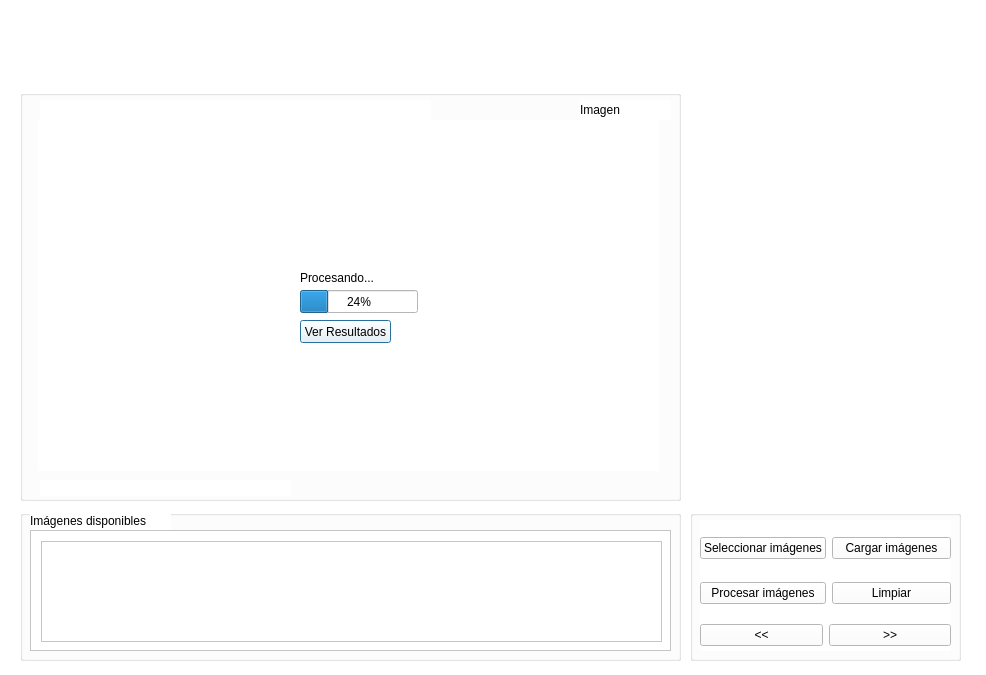
Before: the Qt Designer form GUI/ui/GUI_coloniasFin.ui in nroldanf/colonies, drawn with Qt 5.
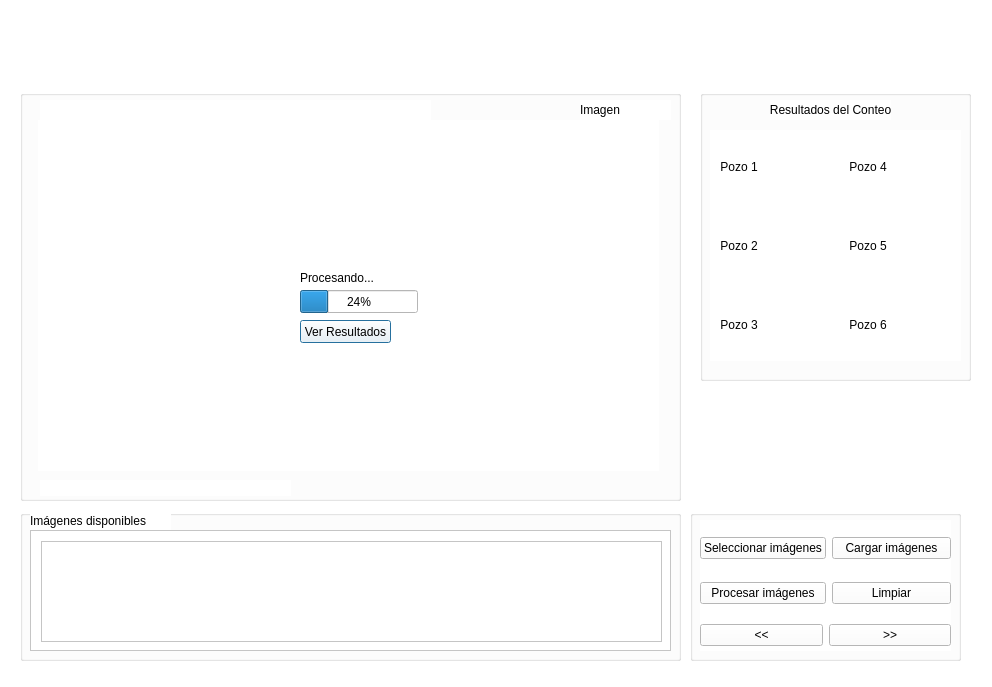
After: the same form once the commit is applied.

Commit message: Update GUI with result table

What changed in the file:
```diff
--- a/GUI/ui/GUI_coloniasFin.ui
+++ b/GUI/ui/GUI_coloniasFin.ui
@@ -6,8 +6,8 @@
    <rect>
     <x>0</x>
     <y>0</y>
-    <width>986</width>
-    <height>675</height>
+    <width>992</width>
+    <height>687</height>
    </rect>
   </property>
   <property name="windowTitle">
@@ -306,6 +306,167 @@
     </widget>
    </widget>
   </widget>
+  <widget class="QGroupBox" name="groupBoxRes">
+   <property name="geometry">
+    <rect>
+     <x>700</x>
+     <y>90</y>
+     <width>271</width>
+     <height>291</height>
+    </rect>
+   </property>
+   <property name="title">
+    <string/>
+   </property>
+   <widget class="QWidget" name="gridLayoutWidget_2">
+    <property name="geometry">
+     <rect>
+      <x>10</x>
+      <y>40</y>
+      <width>251</width>
+      <height>231</height>
+     </rect>
+    </property>
+    <layout class="QGridLayout" name="gridLayout_2">
+     <item row="1" column="1">
+      <widget class="QLabel" name="lblWell2">
+       <property name="text">
+        <string/>
+       </property>
+       <property name="alignment">
+        <set>Qt::AlignCenter</set>
+       </property>
+      </widget>
+     </item>
+     <item row="2" column="3">
+      <widget class="QLabel" name="lblWell6">
+       <property name="text">
+        <string/>
+       </property>
+       <property name="alignment">
+        <set>Qt::AlignCenter</set>
+       </property>
+      </widget>
+     </item>
+     <item row="1" column="0">
+      <widget class="QLabel" name="label_6">
+       <property name="text">
+        <string>Pozo 2</string>
+       </property>
+       <property name="alignment">
+        <set>Qt::AlignCenter</set>
+       </property>
+      </widget>
+     </item>
+     <item row="2" column="1">
+      <widget class="QLabel" name="lblWell3">
+       <property name="text">
+        <string/>
+       </property>
+       <property name="alignment">
+        <set>Qt::AlignCenter</set>
+       </property>
+      </widget>
+     </item>
+     <item row="1" column="3">
+      <widget class="QLabel" name="lblWell5">
+       <property name="text">
+        <string/>
+       </property>
+       <property name="alignment">
+        <set>Qt::AlignCenter</set>
+       </property>
+      </widget>
+     </item>
+     <item row="0" column="1">
+      <widget class="QLabel" name="lblWell1">
+       <property name="text">
+        <string/>
+       </property>
+       <property name="alignment">
+        <set>Qt::AlignCenter</set>
+       </property>
+      </widget>
+     </item>
+     <item row="2" column="2">
+      <widget class="QLabel" name="label_9">
+       <property name="text">
+        <string>Pozo 6</string>
+       </property>
+       <property name="alignment">
+        <set>Qt::AlignCenter</set>
+       </property>
+      </widget>
+     </item>
+     <item row="2" column="0">
+      <widget class="QLabel" name="label_8">
+       <property name="text">
+        <string>Pozo 3</string>
+       </property>
+       <property name="alignment">
+        <set>Qt::AlignCenter</set>
+       </property>
+      </widget>
+     </item>
+     <item row="0" column="3">
+      <widget class="QLabel" name="lblWell4">
+       <property name="text">
+        <string/>
+       </property>
+       <property name="alignment">
+        <set>Qt::AlignCenter</set>
+       </property>
+      </widget>
+     </item>
+     <item row="1" column="2">
+      <widget class="QLabel" name="label_7">
+       <property name="text">
+        <string>Pozo 5</string>
+       </property>
+       <property name="alignment">
+        <set>Qt::AlignCenter</set>
+       </property>
+      </widget>
+     </item>
+     <item row="0" column="0">
+      <widget class="QLabel" name="label_4">
+       <property name="text">
+        <string>Pozo 1</string>
+       </property>
+       <property name="alignment">
+        <set>Qt::AlignCenter</set>
+       </property>
+      </widget>
+     </item>
+     <item row="0" column="2">
+      <widget class="QLabel" name="label_5">
+       <property name="text">
+        <string>Pozo 4</string>
+       </property>
+       <property name="alignment">
+        <set>Qt::AlignCenter</set>
+       </property>
+      </widget>
+     </item>
+    </layout>
+   </widget>
+   <widget class="QLabel" name="label_16">
+    <property name="geometry">
+     <rect>
+      <x>70</x>
+      <y>10</y>
+      <width>121</width>
+      <height>20</height>
+     </rect>
+    </property>
+    <property name="text">
+     <string>Resultados del Conteo</string>
+    </property>
+    <property name="alignment">
+     <set>Qt::AlignCenter</set>
+    </property>
+   </widget>
+  </widget>
  </widget>
  <resources/>
  <connections/>
```
The commit also changes 3 other files.
